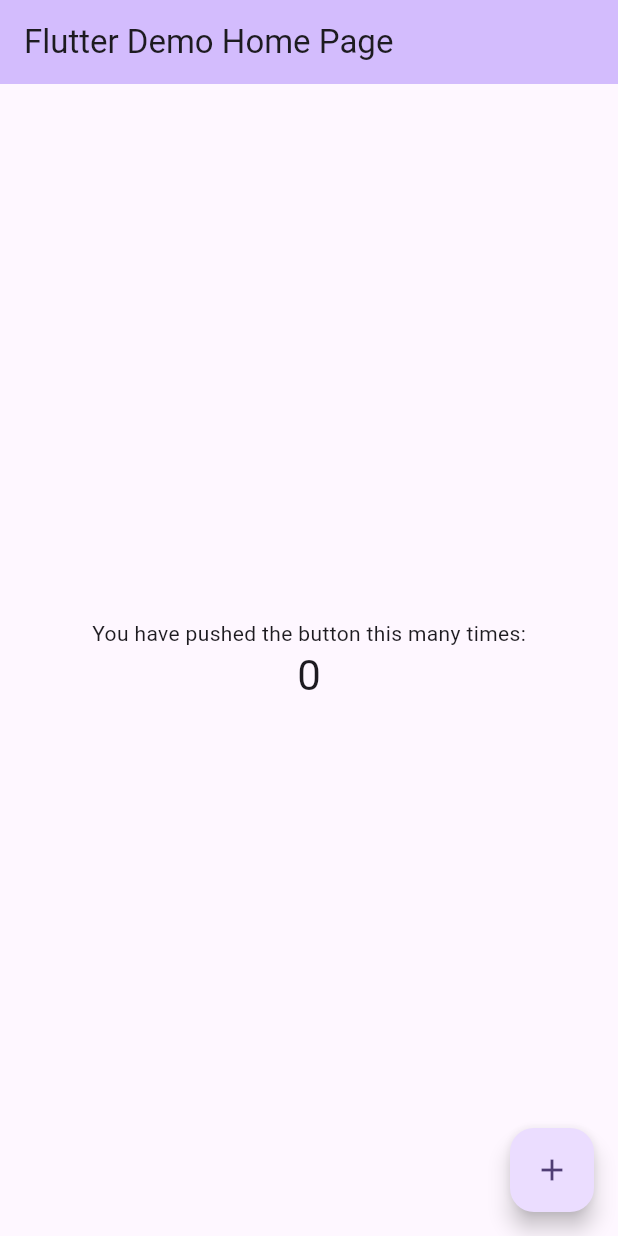
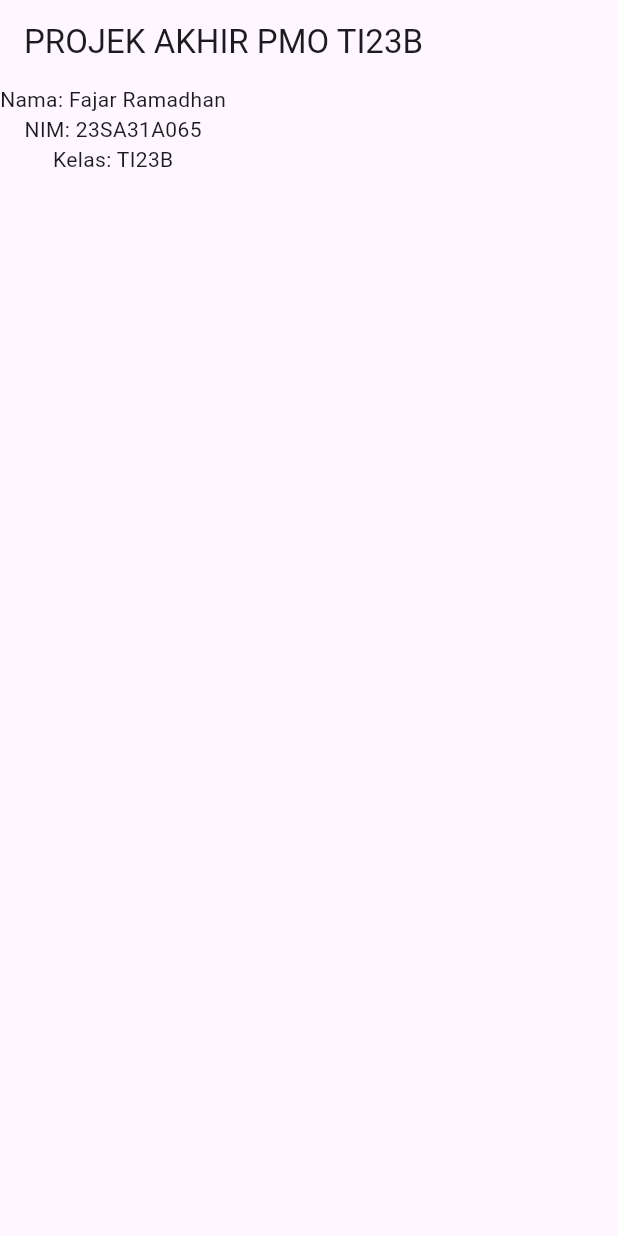
Before and after one commit to FajarGck/praktikum-community-app, a Flutter app: the screen it shows after launch, on a phone screen of 412 x 824 dp. Run offline on Flutter 3.47's test engine with Material 3 defaults, Android fonts, the phone set to English and light mode, and no system bars.

Commit message:
Buat profile Fajar Fixes #1

```diff
--- a/lib/main.dart
+++ b/lib/main.dart
@@ -1,122 +1,32 @@
 import 'package:flutter/material.dart';
+import 'package:tugas_akhir/profile_fajar.dart';
 
-void main() {
-  runApp(const MyApp());
+void main(List<String> args) {
+  runApp(MyApp());
 }
 
 class MyApp extends StatelessWidget {
   const MyApp({super.key});
 
-  // This widget is the root of your application.
   @override
   Widget build(BuildContext context) {
-    return MaterialApp(
-      title: 'Flutter Demo',
-      theme: ThemeData(
-        // This is the theme of your application.
-        //
-        // TRY THIS: Try running your application with "flutter run". You'll see
-        // the application has a purple toolbar. Then, without quitting the app,
-        // try changing the seedColor in the colorScheme below to Colors.green
-        // and then invoke "hot reload" (save your changes or press the "hot
-        // reload" button in a Flutter-supported IDE, or press "r" if you used
-        // the command line to start the app).
-        //
-        // Notice that the counter didn't reset back to zero; the application
-        // state is not lost during the reload. To reset the state, use hot
-        // restart instead.
-        //
-        // This works for code too, not just values: Most code changes can be
-        // tested with just a hot reload.
-        colorScheme: ColorScheme.fromSeed(seedColor: Colors.deepPurple),
-      ),
-      home: const MyHomePage(title: 'Flutter Demo Home Page'),
+    return MaterialApp(home: HomePage(), debugShowCheckedModeBanner: false);
+  }
+}
+
+class HomePage extends StatefulWidget {
+  const HomePage({super.key});
+
+  @override
+  State<HomePage> createState() => _HomePageState();
+}
+
+class _HomePageState extends State<HomePage> {
+  @override
+  Widget build(BuildContext context) {
+    return Scaffold(
+      appBar: AppBar(title: Text("PROJEK AKHIR PMO TI23B")),
+      body: Column(children: [ProfileFajar()]),
     );
   }
 }
-
-class MyHomePage extends StatefulWidget {
-  const MyHomePage({super.key, required this.title});
-
-  // This widget is the home page of your application. It is stateful, meaning
-  // that it has a State object (defined below) that contains fields that affect
-  // how it looks.
-
-  // This class is the configuration for the state. It holds the values (in this
-  // case the title) provided by the parent (in this case the App widget) and
-  // used by the build method of the State. Fields in a Widget subclass are
-  // always marked "final".
-
-  final String title;
-
-  @override
-  State<MyHomePage> createState() => _MyHomePageState();
-}
-
-class _MyHomePageState extends State<MyHomePage> {
-  int _counter = 0;
-
-  void _incrementCounter() {
-    setState(() {
-      // This call to setState tells the Flutter framework that something has
-      // changed in this State, which causes it to rerun the build method below
-      // so that the display can reflect the updated values. If we changed
-      // _counter without calling setState(), then the build method would not be
-      // called again, and so nothing would appear to happen.
-      _counter++;
-    });
-  }
-
-  @override
-  Widget build(BuildContext context) {
-    // This method is rerun every time setState is called, for instance as done
-    // by the _incrementCounter method above.
-    //
-    // The Flutter framework has been optimized to make rerunning build methods
-    // fast, so that you can just rebuild anything that needs updating rather
-    // than having to individually change instances of widgets.
-    return Scaffold(
-      appBar: AppBar(
-        // TRY THIS: Try changing the color here to a specific color (to
-        // Colors.amber, perhaps?) and trigger a hot reload to see the AppBar
-        // change color while the other colors stay the same.
-        backgroundColor: Theme.of(context).colorScheme.inversePrimary,
-        // Here we take the value from the MyHomePage object that was created by
-        // the App.build method, and use it to set our appbar title.
-        title: Text(widget.title),
-      ),
-      body: Center(
-        // Center is a layout widget. It takes a single child and positions it
-        // in the middle of the parent.
-        child: Column(
-          // Column is also a layout widget. It takes a list of children and
-          // arranges them vertically. By default, it sizes itself to fit its
-          // children horizontally, and tries to be as tall as its parent.
-          //
-          // Column has various properties to control how it sizes itself and
-          // how it positions its children. Here we use mainAxisAlignment to
-          // center the children vertically; the main axis here is the vertical
-          // axis because Columns are vertical (the cross axis would be
-          // horizontal).
-          //
-          // TRY THIS: Invoke "debug painting" (choose the "Toggle Debug Paint"
-          // action in the IDE, or press "p" in the console), to see the
-          // wireframe for each widget.
-          mainAxisAlignment: MainAxisAlignment.center,
-          children: <Widget>[
-            const Text('You have pushed the button this many times:'),
-            Text(
-              '$_counter',
-              style: Theme.of(context).textTheme.headlineMedium,
-            ),
-          ],
-        ),
-      ),
-      floatingActionButton: FloatingActionButton(
-        onPressed: _incrementCounter,
-        tooltip: 'Increment',
-        child: const Icon(Icons.add),
-      ), // This trailing comma makes auto-formatting nicer for build methods.
-    );
-  }
-}
--- /dev/null
+++ b/lib/profile_fajar.dart
@@ -0,0 +1,23 @@
+import 'package:flutter/material.dart';
+
+class ProfileFajar extends StatefulWidget {
+  const ProfileFajar({super.key});
+
+  @override
+  State<ProfileFajar> createState() => _ProfileFajarState();
+}
+
+class _ProfileFajarState extends State<ProfileFajar> {
+  @override
+  Widget build(BuildContext context) {
+    return Column(
+      crossAxisAlignment: CrossAxisAlignment.center,
+      mainAxisAlignment: MainAxisAlignment.center,
+      children: [
+        Text("Nama: Fajar Ramadhan"),
+        Text("NIM: 23SA31A065"),
+        Text("Kelas: TI23B"),
+      ],
+    );
+  }
+}
```
